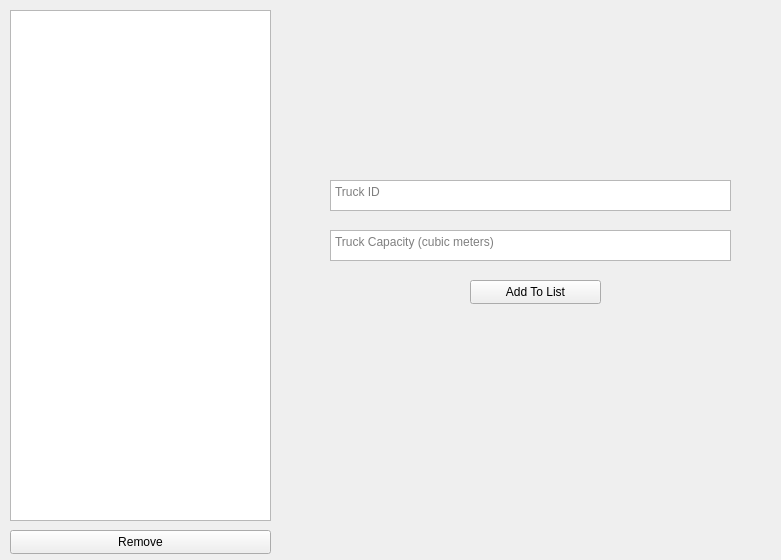
First picture: the form in Source/ManageTrucks.ui, repository DhirajWishal/DeliveryPlanningTool, before the edit.
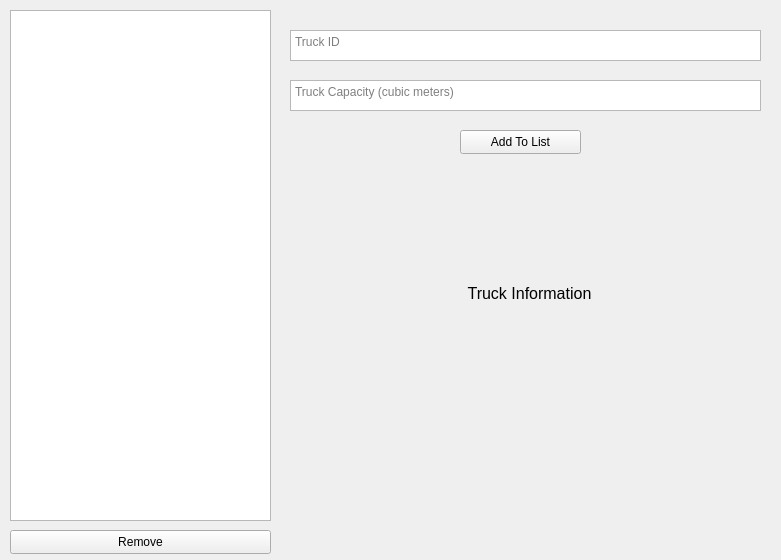
Second picture: the form after the edit.

What changed in the file:
```diff
--- a/Source/ManageTrucks.ui
+++ b/Source/ManageTrucks.ui
@@ -26,9 +26,9 @@
   <widget class="QTextEdit" name="truckCapacity">
    <property name="geometry">
     <rect>
-     <x>330</x>
-     <y>230</y>
-     <width>401</width>
+     <x>290</x>
+     <y>80</y>
+     <width>471</width>
      <height>31</height>
     </rect>
    </property>
@@ -52,9 +52,9 @@
   <widget class="QTextEdit" name="truckID">
    <property name="geometry">
     <rect>
-     <x>330</x>
-     <y>180</y>
-     <width>401</width>
+     <x>290</x>
+     <y>30</y>
+     <width>471</width>
      <height>31</height>
     </rect>
    </property>
@@ -65,9 +65,9 @@
   <widget class="QPushButton" name="addToList">
    <property name="geometry">
     <rect>
-     <x>470</x>
-     <y>280</y>
-     <width>131</width>
+     <x>460</x>
+     <y>130</y>
+     <width>121</width>
      <height>24</height>
     </rect>
    </property>
@@ -75,6 +75,53 @@
     <string>Add To List</string>
    </property>
   </widget>
+  <widget class="QWidget" name="verticalLayoutWidget">
+   <property name="geometry">
+    <rect>
+     <x>299</x>
+     <y>250</y>
+     <width>461</width>
+     <height>271</height>
+    </rect>
+   </property>
+   <layout class="QVBoxLayout" name="verticalLayout">
+    <item>
+     <widget class="QLabel" name="label">
+      <property name="font">
+       <font>
+        <pointsize>12</pointsize>
+       </font>
+      </property>
+      <property name="text">
+       <string>Truck Information</string>
+      </property>
+      <property name="alignment">
+       <set>Qt::AlignCenter</set>
+      </property>
+     </widget>
+    </item>
+    <item>
+     <widget class="QLabel" name="labelTruckID">
+      <property name="text">
+       <string/>
+      </property>
+      <property name="alignment">
+       <set>Qt::AlignCenter</set>
+      </property>
+     </widget>
+    </item>
+    <item>
+     <widget class="QLabel" name="labelTruckCapacity">
+      <property name="text">
+       <string/>
+      </property>
+      <property name="alignment">
+       <set>Qt::AlignCenter</set>
+      </property>
+     </widget>
+    </item>
+   </layout>
+  </widget>
  </widget>
  <resources/>
  <connections/>
```
